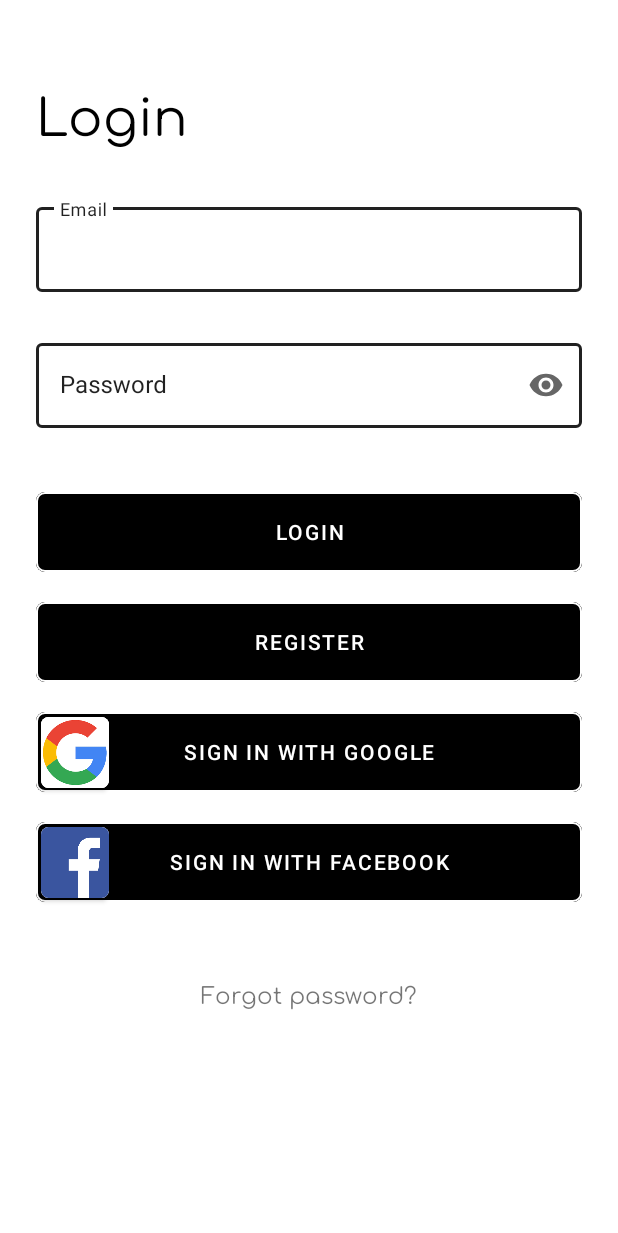
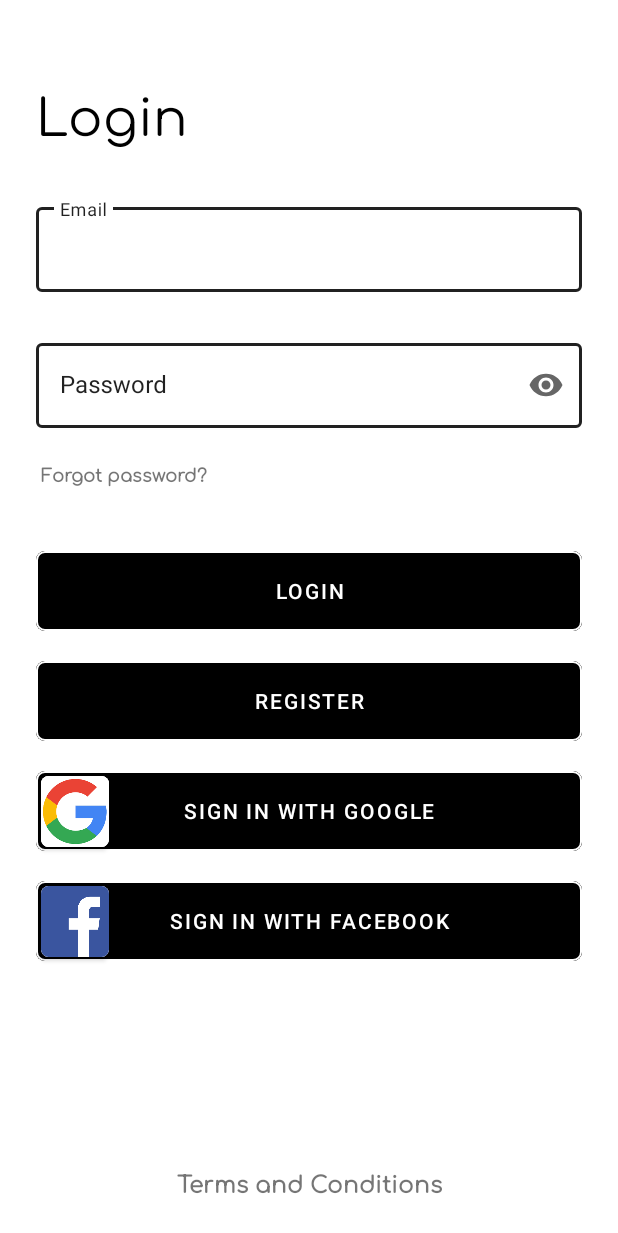
Before and after one commit to kryptorado/dineShareAndroid, an Android app: the LoginActivity screen opened directly, with no data from a screen before it, on a phone screen of 412 x 824 dp. Shown: the top 1233 px of the screen. Run offline under Robolectric (Android 15) with nearby library versions, the phone set to English and light mode, and no system bars; libraries missing offline, so code that uses them is left out: com.amazonaws, com.amazonaws.services, com.amplifyframework.api, com.amplifyframework.auth, com.amplifyframework.core.

Commit message:
add terms and conditions and reset pass activities

```diff
--- a/app/src/main/AndroidManifest.xml
+++ b/app/src/main/AndroidManifest.xml
@@ -28,6 +28,12 @@
         android:supportsRtl="true"
         android:theme="@style/Theme.DineShareAndroid"
         android:usesCleartextTraffic="true">
+        <activity
+            android:name=".ui.resetPassword.ResetPasswordActivity"
+            android:exported="false" />
+        <activity
+            android:name=".ui.termsConditions.TermsConditionsActivity"
+            android:exported="false" />
         <activity
             android:name=".ui.starting.StartingActivity"
             android:exported="false" />
--- a/app/src/main/java/com/example/dineshareandroid/ui/login/LoginActivity.kt
+++ b/app/src/main/java/com/example/dineshareandroid/ui/login/LoginActivity.kt
@@ -13,7 +13,9 @@ import com.amplifyframework.core.Amplify
 import com.example.dineshareandroid.ui.interests.InterestsActivity
 import com.example.dineshareandroid.ui.loggedIn.LoggedInActivity
 import com.example.dineshareandroid.R
+import com.example.dineshareandroid.ui.resetPassword.ResetPasswordActivity
 import com.example.dineshareandroid.ui.signup.SignupActivity
+import com.example.dineshareandroid.ui.termsConditions.TermsConditionsActivity
 import com.example.dineshareandroid.utils.CheckField
 import com.example.dineshareandroid.utils.LoadingDialog
 import kotlinx.android.synthetic.main.activity_login.*
@@ -114,6 +116,14 @@ class LoginActivity : AppCompatActivity() {
         login_button_register.setOnClickListener {
             startActivity(Intent(this, SignupActivity::class.java))
         }
+
+        login_terms_conditions.setOnClickListener {
+            startActivity(Intent(this, TermsConditionsActivity::class.java))
+        }
+
+        login_text_forgot_password.setOnClickListener {
+            startActivity(Intent(this, ResetPasswordActivity::class.java))
+        }
     }
 
     private fun setupFormListeners() {
--- a/app/src/main/java/com/example/dineshareandroid/ui/profile/ProfileFragment.kt
+++ b/app/src/main/java/com/example/dineshareandroid/ui/profile/ProfileFragment.kt
@@ -26,8 +26,10 @@ class ProfileFragment : Fragment(R.layout.fragment_profile) {
 
         model.user.observe(viewLifecycleOwner) { user ->
             if (user != null) {
-                val name = user.firstName + " " + user.lastName
-                val initials = "${user.firstName.first()}.${user.lastName.first()}"
+                val formattedFirstName = user.firstName.replaceFirstChar { it.titlecase() }
+                val formattedLastName = user.lastName.replaceFirstChar { it.titlecase() }
+                val name = "$formattedFirstName $formattedLastName"
+                val initials = "${formattedFirstName.first()}.${formattedLastName.first()}"
                 profile_text_name_text.text = name
                 profile_text_email_text.text = user.email
 
--- a/app/src/main/res/layout/activity_login.xml
+++ b/app/src/main/res/layout/activity_login.xml
@@ -7,6 +7,23 @@
     android:backgroundTint="#FFFFFF"
     tools:context=".ui.login.LoginActivity">
 
+    <TextView
+        android:id="@+id/login_terms_conditions"
+        android:layout_width="wrap_content"
+        android:layout_height="wrap_content"
+        android:layout_marginBottom="24dp"
+        android:clickable="true"
+        android:fontFamily="@font/comfortaa"
+        android:gravity="center"
+        android:text="Terms and Conditions"
+        android:textSize="15sp"
+        android:textStyle="bold"
+        app:layout_constraintBottom_toBottomOf="parent"
+        app:layout_constraintEnd_toEndOf="parent"
+        app:layout_constraintStart_toStartOf="parent"
+        app:layout_constraintTop_toBottomOf="@+id/facebook_login_button"
+        app:layout_constraintVertical_bias="1.0" />
+
     <ProgressBar
         android:id="@+id/progress_bar"
         style="@style/Base.Widget.AppCompat.ProgressBar"
@@ -14,8 +31,8 @@
         android:layout_height="wrap_content"
         android:layout_gravity="center"
         android:indeterminate="true"
+        android:translationZ="2dp"
         android:visibility="gone"
-        android:translationZ="2dp"
         app:layout_constraintEnd_toEndOf="parent"
         app:layout_constraintStart_toStartOf="parent"
         app:layout_constraintTop_toTopOf="parent" />
@@ -42,7 +59,7 @@
         android:layout_width="0dp"
         android:layout_height="65dp"
         android:layout_marginStart="24dp"
-        android:layout_marginTop="16dp"
+        android:layout_marginTop="55dp"
         android:layout_marginEnd="24dp"
         android:backgroundTint="#000000"
         android:text="Login"
@@ -199,14 +216,18 @@
         android:id="@+id/login_text_forgot_password"
         android:layout_width="wrap_content"
         android:layout_height="wrap_content"
-        android:layout_marginTop="42dp"
+        android:layout_marginBottom="8dp"
         android:clickable="true"
         android:fontFamily="@font/comfortaa"
         android:text="Forgot password?"
-        android:textSize="15sp"
+        android:textSize="12sp"
+        android:textStyle="bold"
+        app:layout_constraintBottom_toTopOf="@+id/login_button_login"
         app:layout_constraintEnd_toEndOf="parent"
+        app:layout_constraintHorizontal_bias="0.09"
         app:layout_constraintStart_toStartOf="parent"
-        app:layout_constraintTop_toBottomOf="@+id/facebook_login_button" />
+        app:layout_constraintTop_toBottomOf="@+id/login_edit_text_password_layout"
+        app:layout_constraintVertical_bias="0.0" />
 
 
 </androidx.constraintlayout.widget.ConstraintLayout>
```
Also changed, not shown: app/src/main/java/com/example/dineshareandroid/ui/resetPassword/ResetPasswordActivity.kt (added, +12 -0 lines), app/src/main/java/com/example/dineshareandroid/ui/termsConditions/TermsConditionsActivity.kt (added, +12 -0 lines), app/src/main/res/layout/activity_reset_password.xml (added, +64 -0 lines), app/src/main/res/layout/activity_terms_conditions.xml (added, +42 -0 lines).
